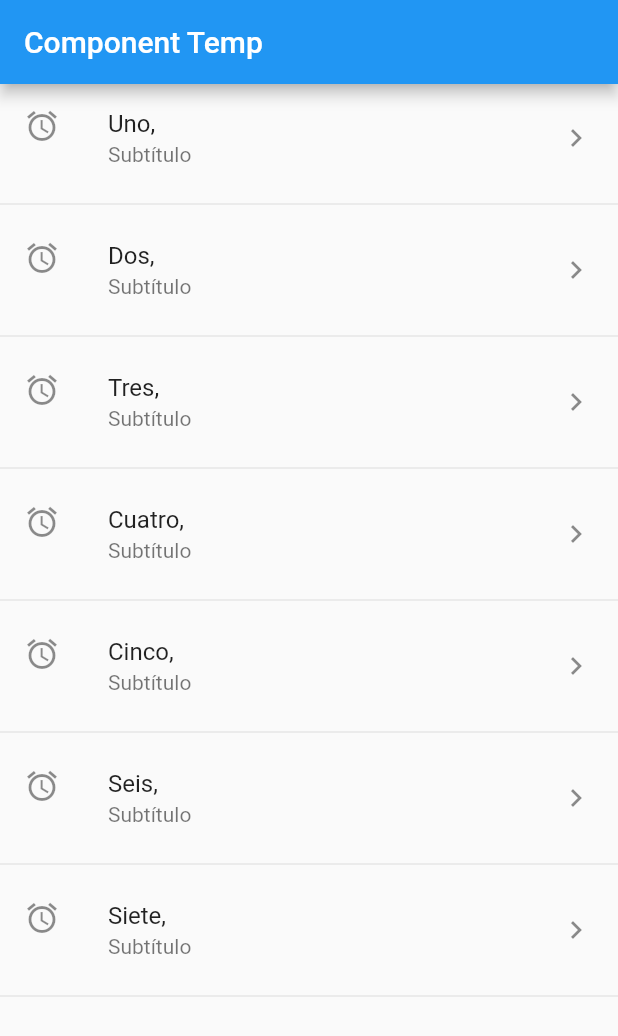
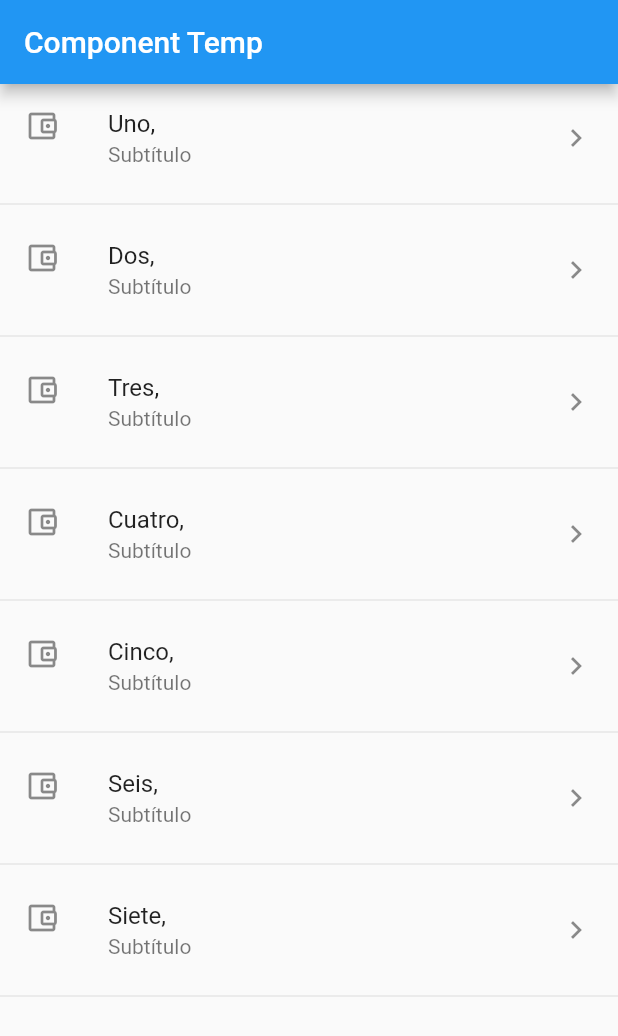
Before and after one commit to lemaedu/app02, a Flutter app: the screen it shows after launch, on a phone screen of 412 x 824 dp. Shown: the top 1036 px of the screen. Run offline on Flutter 3.47's test engine with Material 2 defaults, Android fonts, the phone set to English and light mode, and no system bars.

Commit message:
Actualiza icono de inicio de Lista

```diff
--- a/lib/src/pages/home_temp.dart
+++ b/lib/src/pages/home_temp.dart
@@ -37,7 +37,7 @@ class HomePageTemp extends StatelessWidget {
             title: Text(item + ','),
             subtitle: Text("Subtítulo"),
             //Icono al Inicio del witwest
-            leading: Icon(Icons.access_alarms),
+            leading: Icon(Icons.account_balance_wallet_outlined),
             trailing: Icon(Icons.keyboard_arrow_right),
             onTap: () {},
           ),
```
